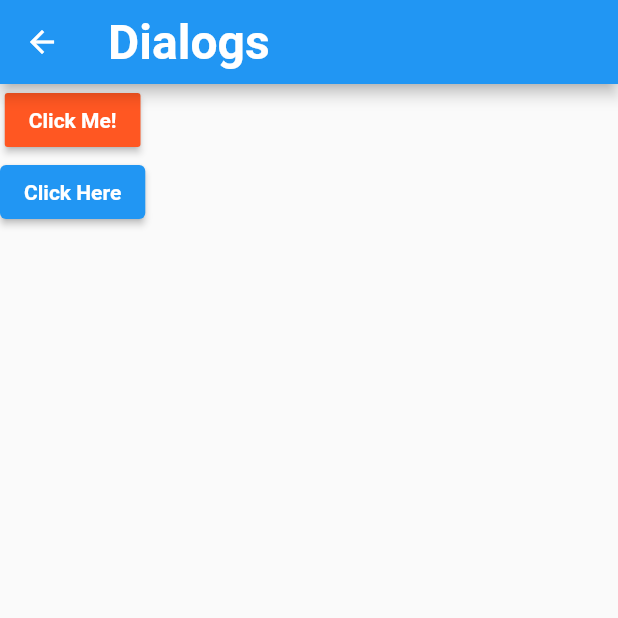
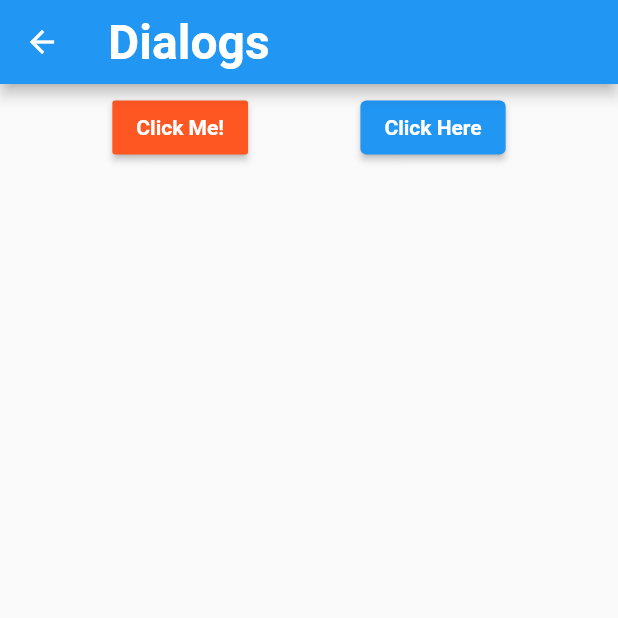
Before and after one commit to qinyanjuidavid/Flutter-All-Round, a Flutter app: the DialogScreen screen opened by its route, on a phone screen of 412 x 824 dp, the top half of it. Run offline on Flutter 3.47's test engine with Material 2 defaults, Android fonts, the phone set to English and light mode, and no system bars; missing offline and left inert: dart:html.

Commit message:
:boom: layout builder

```diff
--- a/lib/views/dialogs.dart
+++ b/lib/views/dialogs.dart
@@ -29,6 +29,13 @@ class _DialogScreenState extends State<DialogScreen> {
           ),
         ),
         body: Column(
+          children: [
+            SizedBox(
+              width: MediaQuery.of(context).size.width,
+              height: 5,
+            ),
+            Row(
+              mainAxisAlignment: MainAxisAlignment.spaceEvenly,
               children: [
                 MaterialButton(
                   color: Colors.deepOrange,
@@ -131,7 +138,9 @@ class _DialogScreenState extends State<DialogScreen> {
                       fontWeight: FontWeight.bold,
                     ),
                   ),
-            )
+                ),
+              ],
+            ),
           ],
         ),
       ),
```
Also changed, not shown: lib/views/Layout_builder_screen.dart (added, +41 -0 lines). Lines whose indentation alone changed are shown as unchanged.
